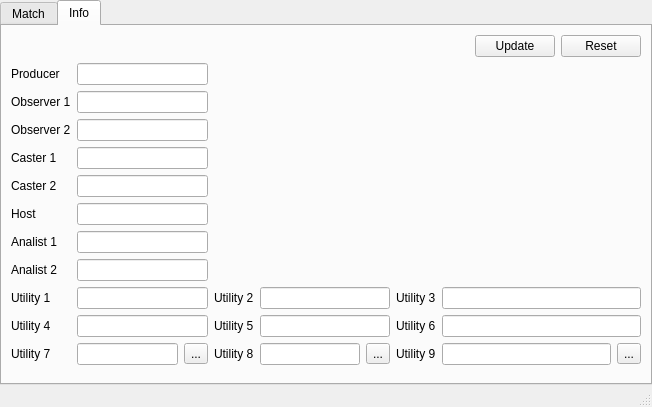
Krutix/ORCs-SBT, file mainwindow.ui: the form before one commit.
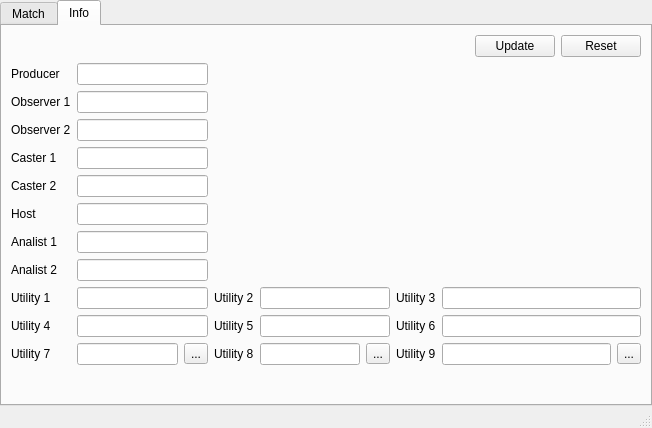
The form after the commit. The open tabs and pages were chosen to show the change.

Commit message: main window abstraction

Patch:
```diff
--- a/mainwindow.ui
+++ b/mainwindow.ui
@@ -6,8 +6,8 @@
    <rect>
     <x>0</x>
     <y>0</y>
-    <width>651</width>
-    <height>407</height>
+    <width>650</width>
+    <height>428</height>
    </rect>
   </property>
   <property name="windowTitle">
```
Left out of the diff: 9 changed lines with no effect on the pictures. The commit also changes 7 other files.
